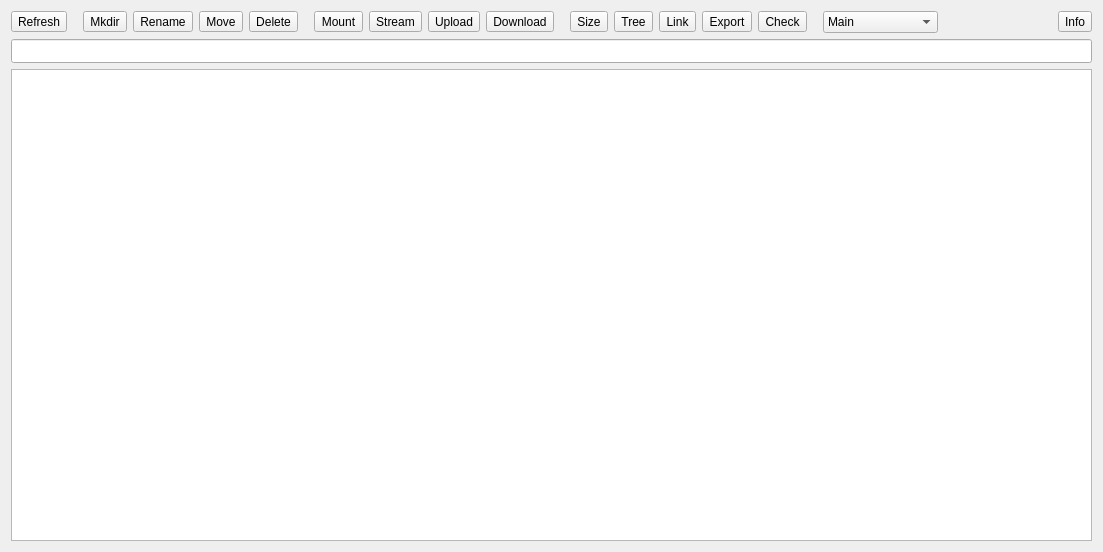
First picture: the form in src/remote_widget.ui, repository holazt/RcloneBrowser, before the edit.
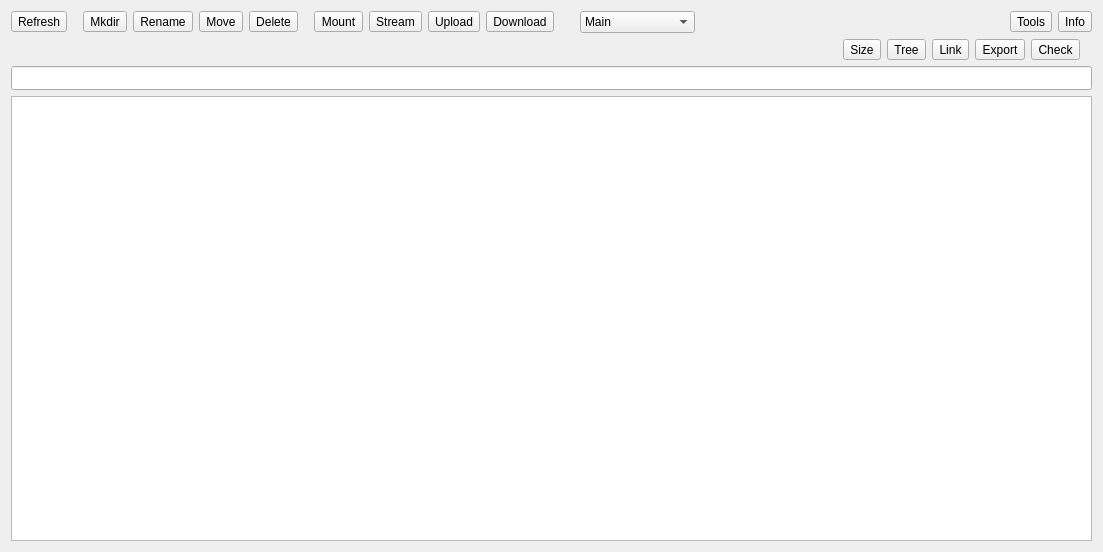
Second picture: the form after the edit.

Commit message: moved some remote buttons to new tools menu

Patch:
```diff
--- a/src/remote_widget.ui
+++ b/src/remote_widget.ui
@@ -189,56 +189,6 @@
             </property>
            </spacer>
           </item>
-          <item>
-           <widget class="QToolButton" name="buttonSize">
-            <property name="text">
-             <string>Size</string>
-            </property>
-            <property name="toolButtonStyle">
-             <enum>Qt::ToolButtonTextUnderIcon</enum>
-            </property>
-           </widget>
-          </item>
-          <item>
-           <widget class="QToolButton" name="buttonTree">
-            <property name="text">
-             <string>Tree</string>
-            </property>
-            <property name="toolButtonStyle">
-             <enum>Qt::ToolButtonTextUnderIcon</enum>
-            </property>
-           </widget>
-          </item>
-          <item>
-           <widget class="QToolButton" name="buttonLink">
-            <property name="text">
-             <string>Link</string>
-            </property>
-            <property name="toolButtonStyle">
-             <enum>Qt::ToolButtonTextUnderIcon</enum>
-            </property>
-           </widget>
-          </item>
-          <item>
-           <widget class="QToolButton" name="buttonExport">
-            <property name="text">
-             <string>Export</string>
-            </property>
-            <property name="toolButtonStyle">
-             <enum>Qt::ToolButtonTextUnderIcon</enum>
-            </property>
-           </widget>
-          </item>
-          <item>
-           <widget class="QToolButton" name="buttonCheck">
-            <property name="text">
-             <string>Check</string>
-            </property>
-            <property name="toolButtonStyle">
-             <enum>Qt::ToolButtonTextUnderIcon</enum>
-            </property>
-           </widget>
-          </item>
           <item>
            <spacer name="horizontalSpacer">
             <property name="orientation">
@@ -315,6 +265,19 @@
             </property>
            </spacer>
           </item>
+          <item>
+           <widget class="QToolButton" name="buttonTools">
+            <property name="text">
+             <string>Tools</string>
+            </property>
+            <property name="checked">
+             <bool>false</bool>
+            </property>
+            <property name="toolButtonStyle">
+             <enum>Qt::ToolButtonTextUnderIcon</enum>
+            </property>
+           </widget>
+          </item>
           <item>
            <widget class="QToolButton" name="buttonInfo">
             <property name="text">
@@ -328,6 +291,90 @@
          </layout>
         </widget>
        </item>
+       <item>
+        <widget class="QFrame" name="frameTools">
+         <property name="frameShape">
+          <enum>QFrame::NoFrame</enum>
+         </property>
+         <property name="frameShadow">
+          <enum>QFrame::Raised</enum>
+         </property>
+         <layout class="QHBoxLayout" name="horizontalLayout_3">
+          <property name="topMargin">
+           <number>0</number>
+          </property>
+          <property name="rightMargin">
+           <number>12</number>
+          </property>
+          <property name="bottomMargin">
+           <number>0</number>
+          </property>
+          <item>
+           <spacer name="horizontalSpacer_6">
+            <property name="orientation">
+             <enum>Qt::Horizontal</enum>
+            </property>
+            <property name="sizeHint" stdset="0">
+             <size>
+              <width>40</width>
+              <height>20</height>
+             </size>
+            </property>
+           </spacer>
+          </item>
+          <item>
+           <widget class="QToolButton" name="buttonSize">
+            <property name="text">
+             <string>Size</string>
+            </property>
+            <property name="toolButtonStyle">
+             <enum>Qt::ToolButtonTextUnderIcon</enum>
+            </property>
+           </widget>
+          </item>
+          <item>
+           <widget class="QToolButton" name="buttonTree">
+            <property name="text">
+             <string>Tree</string>
+            </property>
+            <property name="toolButtonStyle">
+             <enum>Qt::ToolButtonTextUnderIcon</enum>
+            </property>
+           </widget>
+          </item>
+          <item>
+           <widget class="QToolButton" name="buttonLink">
+            <property name="text">
+             <string>Link</string>
+            </property>
+            <property name="toolButtonStyle">
+             <enum>Qt::ToolButtonTextUnderIcon</enum>
+            </property>
+           </widget>
+          </item>
+          <item>
+           <widget class="QToolButton" name="buttonExport">
+            <property name="text">
+             <string>Export</string>
+            </property>
+            <property name="toolButtonStyle">
+             <enum>Qt::ToolButtonTextUnderIcon</enum>
+            </property>
+           </widget>
+          </item>
+          <item>
+           <widget class="QToolButton" name="buttonCheck">
+            <property name="text">
+             <string>Check</string>
+            </property>
+            <property name="toolButtonStyle">
+             <enum>Qt::ToolButtonTextUnderIcon</enum>
+            </property>
+           </widget>
+          </item>
+         </layout>
+        </widget>
+       </item>
        <item>
         <widget class="QLineEdit" name="path">
          <property name="sizePolicy">
@@ -349,6 +396,12 @@
        </item>
        <item>
         <widget class="QTreeView" name="tree">
+         <property name="sizePolicy">
+          <sizepolicy hsizetype="Expanding" vsizetype="Expanding">
+           <horstretch>0</horstretch>
+           <verstretch>3</verstretch>
+          </sizepolicy>
+         </property>
          <property name="contextMenuPolicy">
           <enum>Qt::CustomContextMenu</enum>
          </property>
```
Left out of the diff: 12 changed lines with no effect on the pictures. The commit also changes 5 other files.
